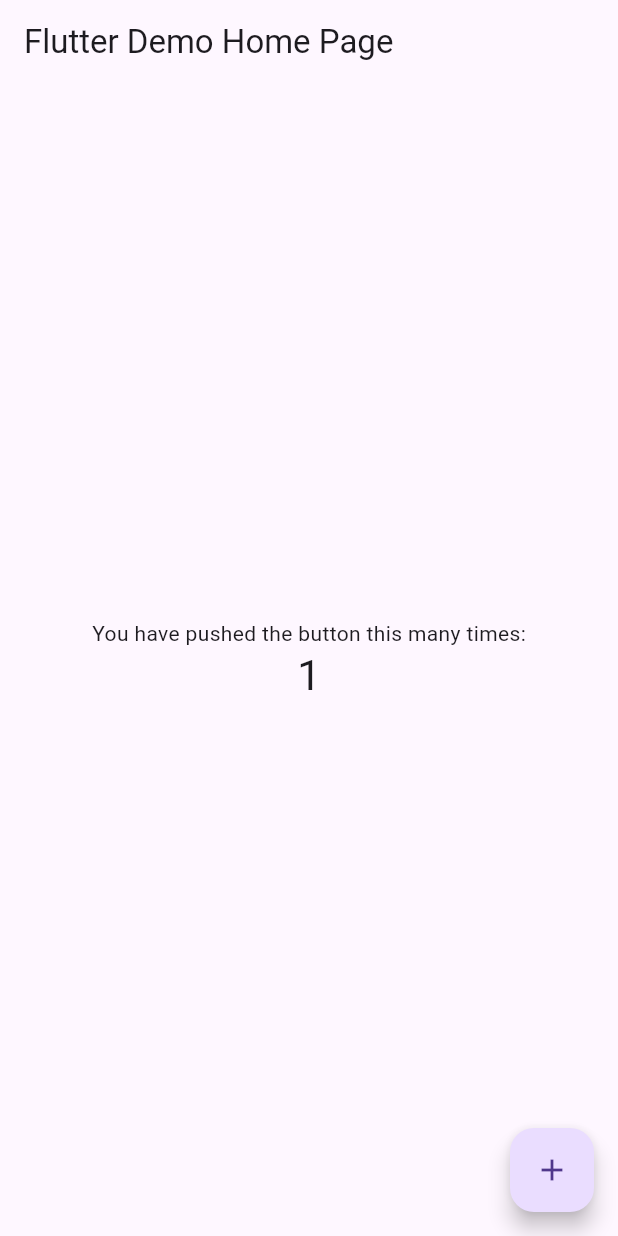
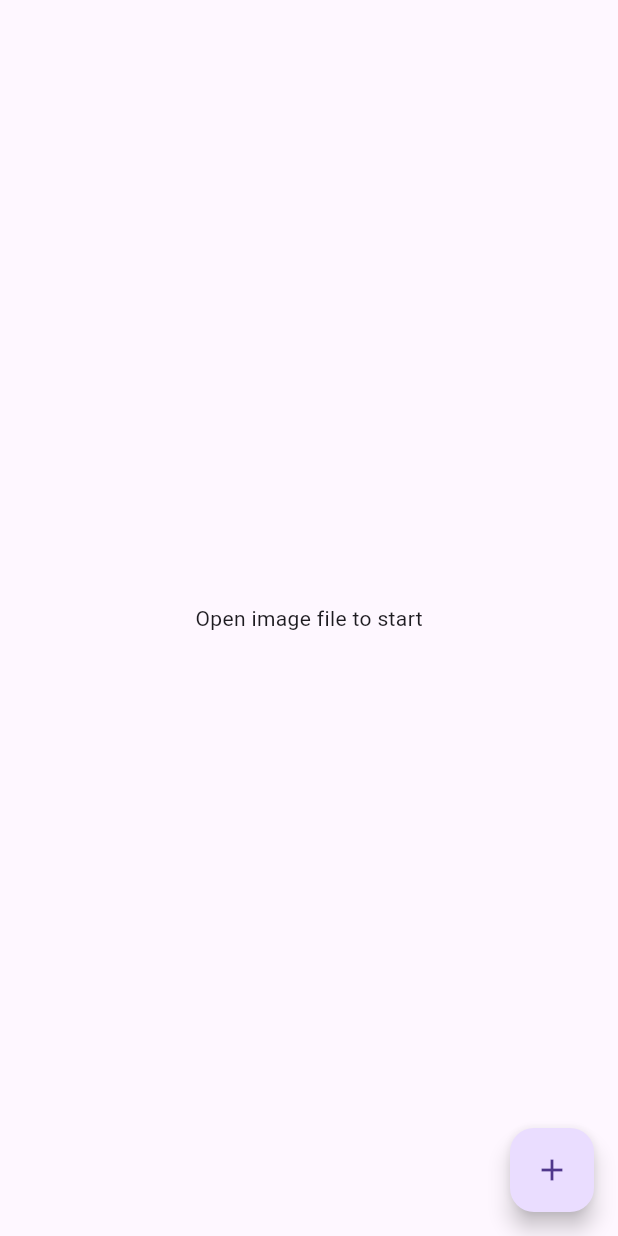
Before and after one commit to akrupych/image_fusion, a Flutter app: the screen it shows after launch, after a tap on the "add" icon, on a phone screen of 412 x 824 dp. Run offline on Flutter 3.47's test engine with Material 3 defaults, Android fonts, the phone set to English and light mode, and no system bars; missing offline and left inert: file_selector.

Commit message:
open file dialog

```diff
--- a/lib/main.dart
+++ b/lib/main.dart
@@ -1,3 +1,6 @@
+import 'dart:io';
+
+import 'package:file_selector/file_selector.dart';
 import 'package:flutter/material.dart';
 
 void main() {
@@ -7,109 +10,53 @@
 class MyApp extends StatelessWidget {
   const MyApp({super.key});
 
-  // This widget is the root of your application.
   @override
   Widget build(BuildContext context) {
     return MaterialApp(
       title: 'Flutter Demo',
       theme: ThemeData(
-        // This is the theme of your application.
-        //
-        // Try running your application with "flutter run". You'll see the
-        // application has a blue toolbar. Then, without quitting the app, try
-        // changing the primarySwatch below to Colors.green and then invoke
-        // "hot reload" (press "r" in the console where you ran "flutter run",
-        // or simply save your changes to "hot reload" in a Flutter IDE).
-        // Notice that the counter didn't reset back to zero; the application
-        // is not restarted.
         primarySwatch: Colors.blue,
       ),
-      home: const MyHomePage(title: 'Flutter Demo Home Page'),
+      home: const MyHomePage(),
+      debugShowCheckedModeBanner: false,
     );
   }
 }
 
 class MyHomePage extends StatefulWidget {
-  const MyHomePage({super.key, required this.title});
-
-  // This widget is the home page of your application. It is stateful, meaning
-  // that it has a State object (defined below) that contains fields that affect
-  // how it looks.
-
-  // This class is the configuration for the state. It holds the values (in this
-  // case the title) provided by the parent (in this case the App widget) and
-  // used by the build method of the State. Fields in a Widget subclass are
-  // always marked "final".
-
-  final String title;
+  const MyHomePage({super.key});
 
   @override
   State<MyHomePage> createState() => _MyHomePageState();
 }
 
 class _MyHomePageState extends State<MyHomePage> {
-  int _counter = 0;
-
-  void _incrementCounter() {
-    setState(() {
-      // This call to setState tells the Flutter framework that something has
-      // changed in this State, which causes it to rerun the build method below
-      // so that the display can reflect the updated values. If we changed
-      // _counter without calling setState(), then the build method would not be
-      // called again, and so nothing would appear to happen.
-      _counter++;
-    });
-  }
+  String _imagePath = '';
 
   @override
   Widget build(BuildContext context) {
-    // This method is rerun every time setState is called, for instance as done
-    // by the _incrementCounter method above.
-    //
-    // The Flutter framework has been optimized to make rerunning build methods
-    // fast, so that you can just rebuild anything that needs updating rather
-    // than having to individually change instances of widgets.
     return Scaffold(
-      appBar: AppBar(
-        // Here we take the value from the MyHomePage object that was created by
-        // the App.build method, and use it to set our appbar title.
-        title: Text(widget.title),
-      ),
       body: Center(
-        // Center is a layout widget. It takes a single child and positions it
-        // in the middle of the parent.
-        child: Column(
-          // Column is also a layout widget. It takes a list of children and
-          // arranges them vertically. By default, it sizes itself to fit its
-          // children horizontally, and tries to be as tall as its parent.
-          //
-          // Invoke "debug painting" (press "p" in the console, choose the
-          // "Toggle Debug Paint" action from the Flutter Inspector in Android
-          // Studio, or the "Toggle Debug Paint" command in Visual Studio Code)
-          // to see the wireframe for each widget.
-          //
-          // Column has various properties to control how it sizes itself and
-          // how it positions its children. Here we use mainAxisAlignment to
-          // center the children vertically; the main axis here is the vertical
-          // axis because Columns are vertical (the cross axis would be
-          // horizontal).
-          mainAxisAlignment: MainAxisAlignment.center,
-          children: <Widget>[
-            const Text(
-              'You have pushed the button this many times:',
-            ),
-            Text(
-              '$_counter',
-              style: Theme.of(context).textTheme.headlineMedium,
-            ),
-          ],
-        ),
+        child: _imagePath.isNotEmpty
+            ? Image.file(File(_imagePath))
+            : const Text('Open image file to start'),
       ),
       floatingActionButton: FloatingActionButton(
-        onPressed: _incrementCounter,
+        onPressed: _openFile,
         tooltip: 'Increment',
         child: const Icon(Icons.add),
-      ), // This trailing comma makes auto-formatting nicer for build methods.
+      ),
     );
   }
+
+  Future<void> _openFile() async {
+    const XTypeGroup typeGroup = XTypeGroup(
+      label: 'images',
+      extensions: <String>['jpg', 'jpeg', 'png'],
+    );
+    final file = await openFile(acceptedTypeGroups: <XTypeGroup>[typeGroup]);
+    setState(() {
+      _imagePath = file?.path ?? '';
+    });
+  }
 }
```
Also changed, not shown: pubspec.yaml (+3 -71 lines), pubspec.lock, 5 other files.
